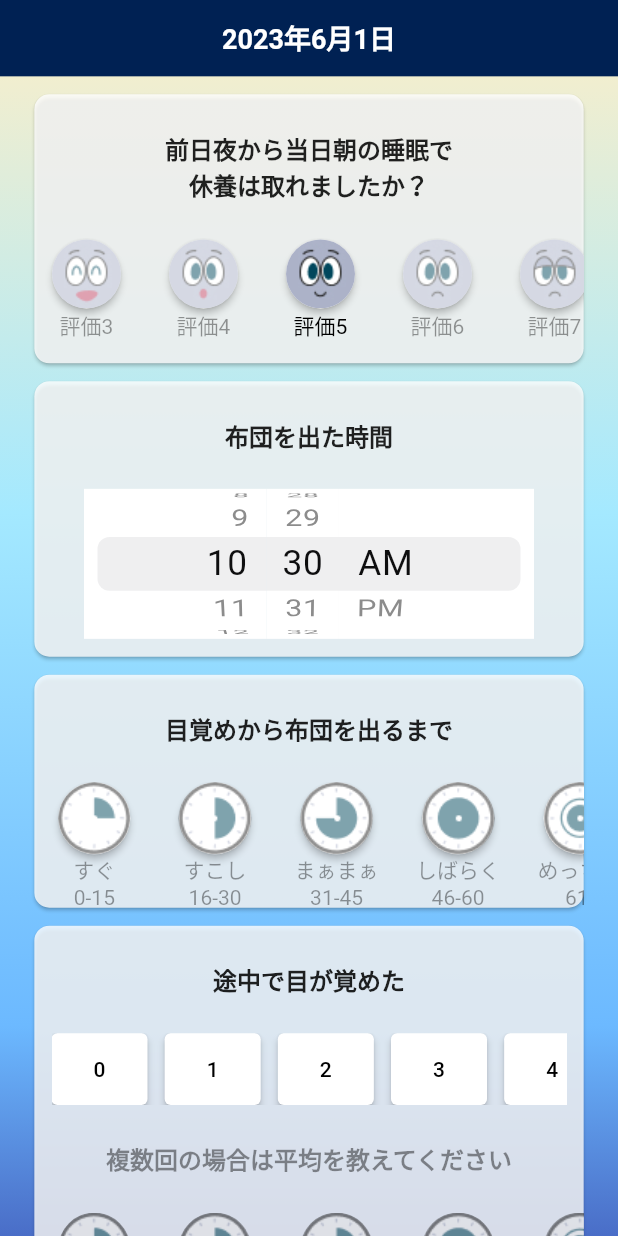
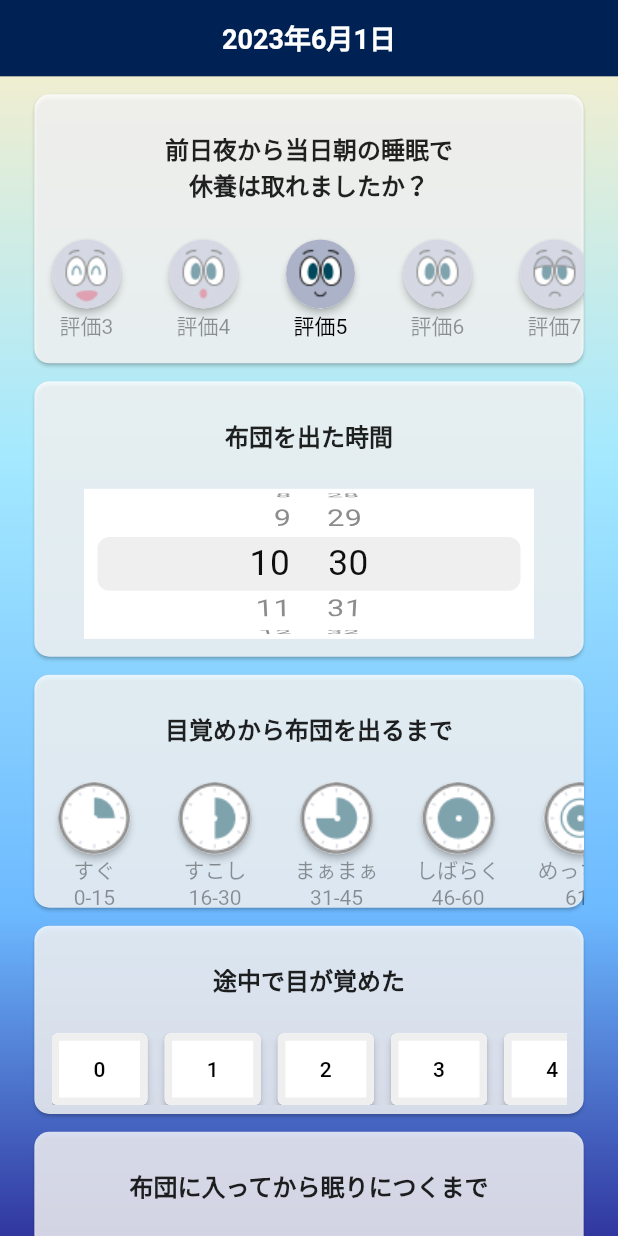
Before and after one commit to codeforjapan/Gussuri, a Flutter app: the Input screen opened directly, on a phone screen of 412 x 824 dp. Run offline on Flutter 3.47's test engine with Material 2 defaults, Android fonts, the phone set to English and light mode, and no system bars; our stand-ins replace cloud_firestore, device_info_plus, firebase_core, flutter_hooks, flutter_screenutil, table_calendar; accounts and stored records are empty; generated files the repository leaves out were written again.

```diff
--- a/lib/component/TimePicker.dart
+++ b/lib/component/TimePicker.dart
@@ -37,7 +37,7 @@ class TimePickerState extends State<TimePickerWidget> {
             setState(() => dateTime = dt);
             submitOnChanged(dt.toString());
           },
-          use24hFormat: false,
+          use24hFormat: true,
           minuteInterval: 1,
         ));
   }
--- a/lib/component/awake_form.dart
+++ b/lib/component/awake_form.dart
@@ -1,4 +1,3 @@
-import 'package:flutter/cupertino.dart';
 import 'package:flutter_screenutil/flutter_screenutil.dart';
 import 'package:flutter/material.dart';
 import 'package:gussuri/component/image_buttons.dart';
@@ -46,7 +45,7 @@ class AwakeFormState extends State<AwakeForm> with TickerProviderStateMixin {
             ),
           ),
           Container(
-            margin: EdgeInsets.symmetric(horizontal: 10.w),
+            margin: EdgeInsets.only(right: 10.w, left: 10.w, bottom: 5.h),
             child: SizedBox(
               height: 40.h,
               child: ListView.separated(
@@ -59,13 +58,22 @@ class AwakeFormState extends State<AwakeForm> with TickerProviderStateMixin {
                       setState(() {
                         isSelected = List.generate(11, (index) => false);
                         isSelected[index] = true;
+                        if (index == 0) {
+                          submitOnChangedSlide('0');
+                          isChecked = false;
+                        } else {
                           isChecked = true;
+                        }
                         submitOnChangedTimes(index);
                       });
                     },
-                    style:
-                    ElevatedButton.styleFrom(
-                        foregroundColor: Colors.black, backgroundColor: Colors.white
+                    style: ElevatedButton.styleFrom(
+                        foregroundColor: Colors.black,
+                        backgroundColor: Colors.white,
+                      side: BorderSide(
+                        width: 5.0,
+                        color: isSelected[index] ? const Color(0xFF00475C) :const Color(0xFFEFEFEF)
+                      )
                     ),
                     child: Text('$index'),
                   );
@@ -76,7 +84,9 @@ class AwakeFormState extends State<AwakeForm> with TickerProviderStateMixin {
               ),
             ),
           ),
-          Padding(
+          Visibility(
+            visible: isChecked,
+            child: Padding(
                 padding: EdgeInsets.symmetric(vertical: 20.h),
                 child: Opacity(
                   opacity: isChecked ? 1 : 0.5,
@@ -86,13 +96,14 @@ class AwakeFormState extends State<AwakeForm> with TickerProviderStateMixin {
                     style: TextStyle(fontSize: 16, fontWeight: FontWeight.bold),
                   ),
                 )),
-          ImageButton(
-            disabled: !isChecked,
-              onChanged: (value) {
+          ),
+          Visibility(
+              visible: isChecked,
+              child: ImageButton(onChanged: (value) {
                 setState(() {
                   submitOnChangedSlide(value);
                 });
-          })
+              }))
         ]));
   }
 }
--- a/lib/component/image_buttons.dart
+++ b/lib/component/image_buttons.dart
@@ -1,4 +1,3 @@
-import 'package:flutter/cupertino.dart';
 import 'package:flutter_screenutil/flutter_screenutil.dart';
 import 'package:flutter/material.dart';
 
@@ -17,13 +16,14 @@ class ImageButtonState extends State<ImageButton>
   List<bool> isSelected = List.generate(5, (i) => false);
   late final Function(String?) submitOnChanged;
   bool disabled = false;
-  final List<String> values = [
-    'すぐ\n0-15',
-    'すこし\n16-30',
-    'まぁまぁ\n31-45',
-    'しばらく\n46-60',
-    'めっちゃ\n61-'
-  ];
+
+  final Map<String, String> _values = {
+    'すぐ\n0-15' : '0-15',
+    'すこし\n16-30': '16-30',
+    'まぁまぁ\n31-45': '31-45',
+    'しばらく\n46-60': '46-60',
+    'めっちゃ\n61-': '61-'
+  };
 
   @override
   void initState() {
@@ -44,6 +44,7 @@ class ImageButtonState extends State<ImageButton>
           scrollDirection: Axis.horizontal,
           itemCount: isSelected.length,
           itemBuilder: (context, index) {
+            var key = _values.keys.elementAt(index);
             return Column(
               children: [
                 ElevatedButton(
@@ -52,7 +53,7 @@ class ImageButtonState extends State<ImageButton>
                           setState(() {
                             isSelected = List.generate(5, (index) => false);
                             isSelected[index] = true;
-                            submitOnChanged(values[index]);
+                            submitOnChanged(_values[key]);
                           });
                         }
                       : null,
@@ -65,7 +66,7 @@ class ImageButtonState extends State<ImageButton>
                           child: Image.asset('images/time$index.png'))),
                 ),
                 Text(
-                  values[index],
+                  key,
                   textAlign: TextAlign.center,
                   style: TextStyle(
                       color: isSelected[index]
--- a/lib/input.dart
+++ b/lib/input.dart
@@ -20,16 +20,23 @@ class Input extends StatefulWidget {
 class _InputState extends State<Input> {
   String formattedDate = DateFormat('yyyy年M月d日').format(DateTime.now());
   final Map<String, dynamic> _sleepyData = {
-    "bed_time": "",
-    "comments": "",
+    "bed_time": DateTime.now(),
     "TASAFA": "",
-    "get_up_time": "",
-    "dysfunction": null,
+    "get_up_time": DateTime.now(),
+    "dysfunction": 4,
     "WASO": null,
     "SOL": "",
     "NOA": null
   };
-  bool submit = false;
+
+  bool _checkSubmit() {
+    for (final value in _sleepyData.values) {
+      if (value == null || value == "") {
+        return false;
+      }
+    }
+    return true;
+  }
 
   @override
   Widget build(BuildContext context) {
@@ -51,7 +58,6 @@ class _InputState extends State<Input> {
               onChanged: (value) {
                 setState(() {
                   _sleepyData['dysfunction'] = value;
-                  submit = true;
                 });
               },
             ),
@@ -120,7 +126,9 @@ class _InputState extends State<Input> {
                 ),
                 SubmitButton(
                   buttonText: '入力完了',
-                  onPressed: submit ? () {} : null,
+                  onPressed: _checkSubmit() ? () {
+                    print(_sleepyData);
+                  } : null,
                 )
               ],
             )
```
Lines whose indentation alone changed are shown as unchanged.
